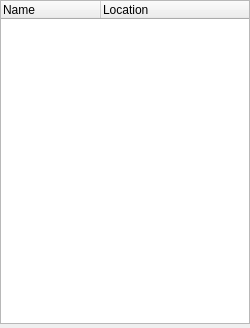
This is Source/DREAM3DWidgetsLib/Widgets/UI_Files/BookmarksDockWidget.ui in BlueQuartzSoftware/DREAM3D as Qt 5 draws it before an edit. The edited form follows.
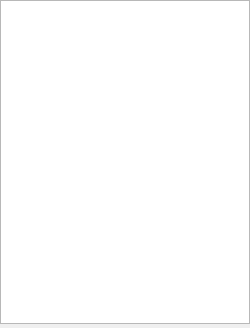
This is the edited form. Custom widgets are drawn as their Qt base class.

Commit message:
Integrated the new BookmarksTreeView class into DREAM3D's bookmarks dock widget. Drag-and-drop still does not work yet. There are no icons at the moment. Reorganized some other code, removed some unnecessary code.
updates #329.

The edit to the form file:
```diff
--- a/Source/DREAM3DWidgetsLib/Widgets/UI_Files/BookmarksDockWidget.ui
+++ b/Source/DREAM3DWidgetsLib/Widgets/UI_Files/BookmarksDockWidget.ui
@@ -54,7 +54,7 @@
      <number>4</number>
     </property>
     <item>
-     <widget class="FilterLibraryTreeWidget" name="filterLibraryTree">
+     <widget class="BookmarksTreeView" name="bookmarksTreeView">
       <property name="sizePolicy">
        <sizepolicy hsizetype="Preferred" vsizetype="Expanding">
         <horstretch>0</horstretch>
@@ -120,19 +120,6 @@
       <property name="headerHidden">
        <bool>false</bool>
       </property>
-      <property name="columnCount">
-       <number>2</number>
-      </property>
-      <column>
-       <property name="text">
-        <string notr="true">Name</string>
-       </property>
-      </column>
-      <column>
-       <property name="text">
-        <string>Location</string>
-       </property>
-      </column>
      </widget>
     </item>
    </layout>
@@ -140,9 +127,9 @@
  </widget>
  <customwidgets>
   <customwidget>
-   <class>FilterLibraryTreeWidget</class>
-   <extends>QTreeWidget</extends>
-   <header location="global">FilterLibraryTreeWidget.h</header>
+   <class>BookmarksTreeView</class>
+   <extends>QTreeView</extends>
+   <header location="global">BookmarksTreeView.h</header>
   </customwidget>
  </customwidgets>
  <resources/>
```
The commit also changes 21 other files.
